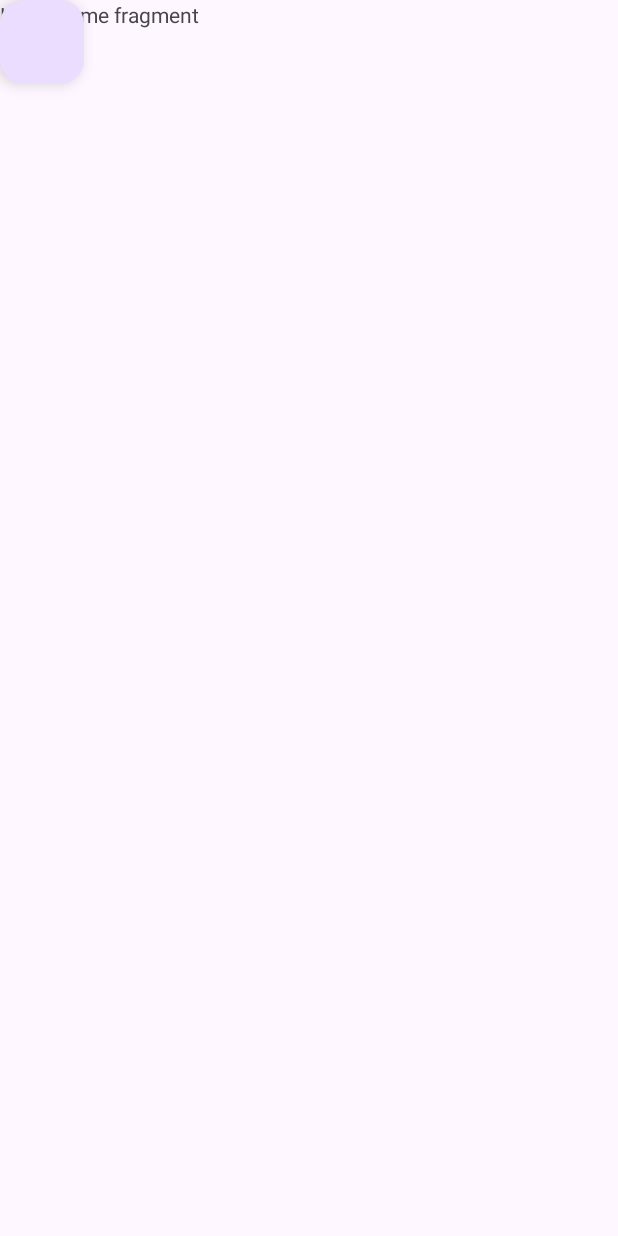
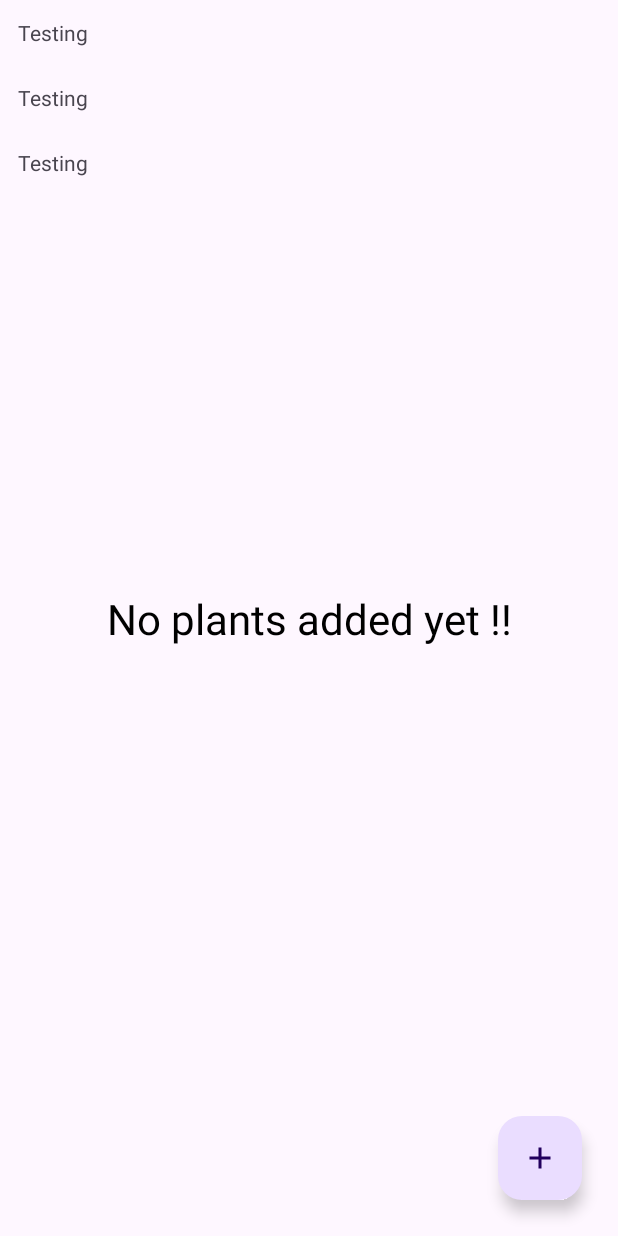
Before and after one commit to madhavth/Gardening-Journal-App, an Android app: the layout fragment_home.xml on its own in the app's theme, with its tools: preview values and no code run, on a phone screen of 412 x 824 dp. Run offline under Robolectric (Android 15) with nearby library versions, the phone set to English and light mode, and no system bars.

Commit message:
added layout for fragment home

```diff
--- a/app/src/main/java/com/madhavth/gardeningjournalapp/features/plant_details/presentation/view_models/PlantDetailViewModel.kt
+++ b/app/src/main/java/com/madhavth/gardeningjournalapp/features/plant_details/presentation/view_models/PlantDetailViewModel.kt
@@ -5,6 +5,7 @@ import androidx.lifecycle.LiveData
 import androidx.lifecycle.MutableLiveData
 import androidx.lifecycle.ViewModel
 import androidx.lifecycle.ViewModelProvider
+import androidx.lifecycle.viewModelScope
 import com.madhavth.gardeningjournalapp.core.data.repositories.PlantRepository
 import com.madhavth.gardeningjournalapp.core.domain.entities.Plant
 import dagger.assisted.Assisted
@@ -22,14 +23,11 @@ class PlantDetailViewModel @Inject constructor(
     private var _plant: MutableLiveData<Plant?> = MutableLiveData<Plant?>(null)
     val plant: LiveData<Plant?> = _plant
 
-     fun getPlantById(plantId: Int): LiveData<Plant> {
+    fun getPlantById(plantId: Int): LiveData<Plant> {
         return plantRepository.getPlantById(plantId)
     }
     suspend fun updatePlant(plant: Plant) {
         plantRepository.update(plant)
-    }
-    suspend fun removePlant(plant: Plant) {
-        plantRepository.delete(plant)
     }
     fun setPlant(plant: Plant) {
         _plant.value = plant
--- /dev/null
+++ b/app/src/main/res/drawable/ic_add_24.xml
@@ -0,0 +1,5 @@
+<vector android:height="24dp" android:tint="#000000"
+    android:viewportHeight="24" android:viewportWidth="24"
+    android:width="24dp" xmlns:android="http://schemas.android.com/apk/res/android">
+    <path android:fillColor="@android:color/white" android:pathData="M19,13h-6v6h-2v-6H5v-2h6V5h2v6h6v2z"/>
+</vector>
--- a/app/src/main/res/layout/fragment_home.xml
+++ b/app/src/main/res/layout/fragment_home.xml
@@ -3,19 +3,45 @@
     xmlns:tools="http://schemas.android.com/tools"
     android:layout_width="match_parent"
     android:layout_height="match_parent"
+    xmlns:app="http://schemas.android.com/apk/res-auto"
     tools:context=".HomeFragment">
 
-    <!-- TODO: Update blank fragment layout -->
-    <TextView
+    <androidx.constraintlayout.widget.ConstraintLayout
         android:layout_width="match_parent"
-        android:layout_height="match_parent"
-        android:text="@string/hello_home_fragment" />
+        android:layout_height="match_parent">
+
+        <TextView
+            app:layout_constraintStart_toStartOf="parent"
+            app:layout_constraintEnd_toEndOf="parent"
+            app:layout_constraintTop_toTopOf="parent"
+            app:layout_constraintBottom_toBottomOf="parent"
+            android:id="@+id/tv_no_plants_added"
+            android:layout_width="wrap_content"
+            android:layout_height="wrap_content"
+            android:text="No plants added yet !!"
+            android:textColor="@color/black"
+            android:textSize="28sp" />
+
+        <androidx.recyclerview.widget.RecyclerView
+            android:id="@+id/rv_plants"
+            android:layout_width="match_parent"
+            android:layout_height="match_parent"
+            android:visibility="gone"
+            tools:visibility="visible"
+            tools:listitem="@layout/item_plant"
+            app:layoutManager="androidx.recyclerview.widget.LinearLayoutManager"
+            />
+
+    </androidx.constraintlayout.widget.ConstraintLayout>
+
 
     <com.google.android.material.floatingactionbutton.FloatingActionButton
+        android:id="@+id/btn_log_plant"
         android:layout_width="wrap_content"
         android:layout_height="wrap_content"
+        android:layout_gravity="bottom|end"
+        android:layout_margin="24dp"
         android:contentDescription=""
-        android:id="@+id/btn_log_plant"
-        />
+        android:src="@drawable/ic_add_24" />
 
 </FrameLayout>
--- /dev/null
+++ b/app/src/main/res/layout/item_plant.xml
@@ -0,0 +1,16 @@
+<?xml version="1.0" encoding="utf-8"?>
+<androidx.constraintlayout.widget.ConstraintLayout xmlns:android="http://schemas.android.com/apk/res/android"
+    android:layout_width="match_parent"
+    android:layout_height="wrap_content"
+    xmlns:app="http://schemas.android.com/apk/res-auto">
+
+    <TextView
+        android:id="@+id/tv_plant_name"
+        android:layout_width="match_parent"
+        android:layout_height="wrap_content"
+        app:layout_constraintTop_toTopOf="parent"
+        android:padding="12dp"
+        android:text="Testing"
+        />
+
+</androidx.constraintlayout.widget.ConstraintLayout>
```
